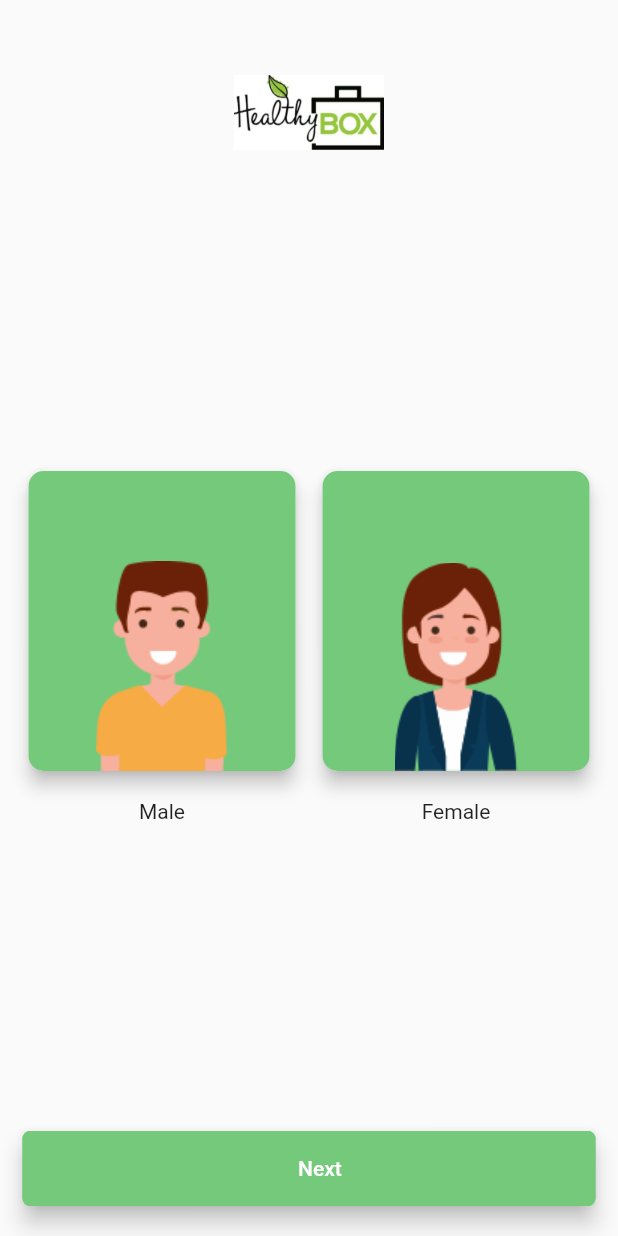
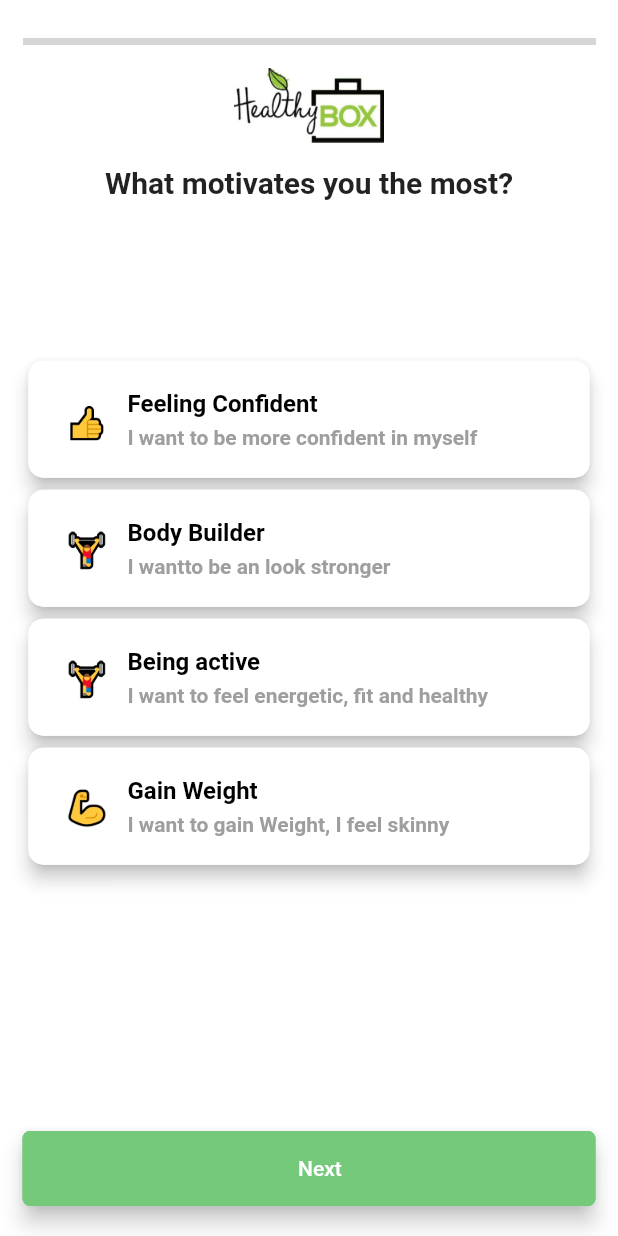
Before and after one commit to inderjots1/health-box, a Flutter app: the OnBoarding1 screen opened directly, after a tap on "Next", on a phone screen of 412 x 824 dp. Run offline on Flutter 3.47's test engine with Material 2 defaults, Android fonts, the phone set to English and light mode, and no system bars; grey boxes are pictures that could not be loaded.

Commit message:
code add

```diff
--- a/lib/constants/assets.dart
+++ b/lib/constants/assets.dart
@@ -9,5 +9,11 @@ class Assets {
   static const String twitterLogo = "assets/icons/twitter.png";
   static const String maleLogo = "assets/icons/male.png";
   static const String femaleLogo = "assets/icons/female.png";
+  static const String slide1 = "assets/images/slide1.png";
+  static const String slide2 = "assets/images/slide2.png";
+  static const String muscle = "assets/icons/muscle.png";
+  static const String thumb = "assets/icons/thumb.png";
+  static const String dumble = "assets/icons/dumble.png";
+  static const String run = "assets/icons/run.png";
 
 }
--- a/lib/constants/strings.dart
+++ b/lib/constants/strings.dart
@@ -8,4 +8,10 @@ class Strings {
   static const String text_welcome = "Welcome to ";
   static const String text_app_name = " HealthyBox";
   static const String text_next = " Next";
+  static const String text_onboarding1 = " Tell us about yourself!";
+  static const String text_onboarding2 = "What motivates you the most?";
+  static const String text_onboarding3 = "How old are you?";
+  static const String text_onboarding4 = "How tall are you?";
+  static const String text_onboarding5 = "what's your current";
+  static const String text_onboarding6 = "what's your goal?";
 }
--- a/lib/screens/onboarding/onboarding1.dart
+++ b/lib/screens/onboarding/onboarding1.dart
@@ -3,7 +3,10 @@ import 'package:flutter/material.dart';
 import 'package:health_box/constants/assets.dart';
 import 'package:health_box/constants/colors.dart';
 import 'package:health_box/constants/strings.dart';
+import 'package:health_box/utitlity/Utils.dart';
 import 'package:health_box/widgets/button.dart';
+
+import 'onboarding2.dart';
 
 class OnBoarding1 extends StatefulWidget {
   @override
@@ -11,10 +14,15 @@ class OnBoarding1 extends StatefulWidget {
 }
 
 class _OnBoarding1State extends State<OnBoarding1> {
+  var whiteColor1= Colors.white;
+  var text1= Colors.grey;
+  var whiteColor2= Colors.white;
+  var text2= Colors.grey;
   @override
   Widget build(BuildContext context) {
     return SafeArea(
         child: Scaffold(
+          backgroundColor: Colors.white,
       body: Padding(
         padding: EdgeInsets.all(15.0),
         child: Column(
@@ -22,12 +30,22 @@ class _OnBoarding1State extends State<OnBoarding1> {
             Align(
               alignment: Alignment.topCenter,
               child: Padding(
-                padding: EdgeInsets.only(top: 30.0),
-                child: Image(
-                  image: AssetImage(Assets.appLogo),
-                  height: 60.0,
-                  width: 100.0,
-                ),
+                padding: EdgeInsets.only(top: 10.0),
+                child: Column(children: [
+                  Image(
+                    image: AssetImage(Assets.slide1),
+                    height: 5.0,
+                    width: MediaQuery.of(context).size.width,
+                  ),
+                  SizedBox(height: 10.0,),
+                  Image(
+                    image: AssetImage(Assets.appLogo),
+                    height: 60.0,
+                    width: 100.0,
+                  ),
+                  SizedBox(height: 10.0,),
+                  Text(Strings.text_onboarding1,style: TextStyle(fontSize: 20.0,fontWeight: FontWeight.bold),)
+                ],),
               ),
             ),
             Expanded(
@@ -46,20 +64,27 @@ class _OnBoarding1State extends State<OnBoarding1> {
                               elevation: 5.0,
                               shape: RoundedRectangleBorder(
                                   borderRadius: BorderRadius.circular(10.0)),
-                              child: Container(
+                              child: InkWell(onTap:(){
+                                setState(() {
+                                  whiteColor1 =greenColor;
+                                  whiteColor2 =Colors.white;
+                                  text2 =Colors.grey;
+                                  text1 =Colors.green;
+                                });
+                              },child: Container(
                                 height: 200.0,
                                 decoration: BoxDecoration(
                                     borderRadius:
-                                        BorderRadius.all(Radius.circular(10.0)),
-                                    color: greenColor),
+                                    BorderRadius.all(Radius.circular(10.0)),
+                                    color: whiteColor1),
                                 child: Align(
                                   alignment: Alignment.bottomCenter,
                                   child: Image(
                                     image: AssetImage(Assets.maleLogo),
                                   ),
                                 ),
-                              )),
-                          Padding(padding: EdgeInsets.only(top: 15.0),child: Text("Male"),)
+                              ),)),
+                          Padding(padding: EdgeInsets.only(top: 15.0),child: Text("Male",style: TextStyle(color: text1),),)
                         ],
                       ),
                     ),
@@ -75,20 +100,28 @@ class _OnBoarding1State extends State<OnBoarding1> {
                               elevation: 5.0,
                               shape: RoundedRectangleBorder(
                                   borderRadius: BorderRadius.circular(10.0)),
-                              child: Container(
+                              child: InkWell(onTap:(){
+                               setState(() {
+                                 whiteColor2 =greenColor;
+                                 whiteColor1 =Colors.white;
+                                 text2 =Colors.green;
+                                 text1 =Colors.grey;
+
+                               });
+                              },child: Container(
                                 height: 200.0,
                                 decoration: BoxDecoration(
                                     borderRadius:
                                         BorderRadius.all(Radius.circular(10.0)),
-                                    color: greenColor),
+                                    color: whiteColor2),
                                 child: Align(
                                   alignment: Alignment.bottomCenter,
                                   child: Image(
                                     image: AssetImage(Assets.femaleLogo),
                                   ),
                                 ),
-                              )),
-                          Padding(padding: EdgeInsets.only(top: 15.0),child: Text("Female"),)
+                              ))),
+                          Padding(padding: EdgeInsets.only(top: 15.0),child: Text("Female",style: TextStyle(color: text2),),)
                         ],
                       ),
                     ),
@@ -104,7 +137,9 @@ class _OnBoarding1State extends State<OnBoarding1> {
                     buttonColor: greenColor,
                     buttonText: Strings.text_next,
                     textColor: Colors.white,
-                    onPressed: () {},
+                    onPressed: () {
+                      Utils.pushReplacement(context, OnBoarding2());
+                    },
                     isIconDisplay: false,
                   )),
             )
--- /dev/null
+++ b/lib/screens/onboarding/onboarding2.dart
@@ -0,0 +1,143 @@
+import 'package:flutter/cupertino.dart';
+import 'package:flutter/material.dart';
+import 'package:health_box/constants/assets.dart';
+import 'package:health_box/constants/colors.dart';
+import 'package:health_box/constants/strings.dart';
+import 'package:health_box/utitlity/Utils.dart';
+import 'package:health_box/widgets/button.dart';
+
+import 'onboarding3.dart';
+
+class OnBoarding2 extends StatefulWidget {
+  @override
+  _OnBoarding1State createState() => _OnBoarding1State();
+}
+
+class _OnBoarding1State extends State<OnBoarding2> {
+  var currentIndex=-1;
+  var list1 =[Assets.thumb,Assets.dumble,Assets.dumble,Assets.muscle];
+  var list2 =["Feeling Confident","Body Builder","Being active","Gain Weight"];
+  var list3 =["I want to be more confident in myself","I wantto be an look stronger","I want to feel energetic, fit and healthy","I want to gain Weight, I feel skinny"];
+
+  @override
+  Widget build(BuildContext context) {
+    return SafeArea(
+        child: Scaffold(
+      backgroundColor: Colors.white,
+      body: Padding(
+        padding: EdgeInsets.all(15.0),
+        child: Column(
+          children: [
+            Align(
+              alignment: Alignment.topCenter,
+              child: Padding(
+                padding: EdgeInsets.only(top: 10.0),
+                child: Column(
+                  children: [
+                    Image(
+                      image: AssetImage(Assets.slide2),
+                      height: 5.0,
+                      width: MediaQuery.of(context).size.width,
+                    ),
+                    SizedBox(
+                      height: 10.0,
+                    ),
+                    Image(
+                      image: AssetImage(Assets.appLogo),
+                      height: 60.0,
+                      width: 100.0,
+                    ),
+                    SizedBox(
+                      height: 10.0,
+                    ),
+                    Text(
+                      Strings.text_onboarding2,
+                      style: TextStyle(
+                          fontSize: 20.0, fontWeight: FontWeight.bold),
+                    )
+                  ],
+                ),
+              ),
+            ),
+            Expanded(
+              child: Column(children: [
+                Expanded(child: Container(),flex: 1,),
+                Expanded(child: ListView.builder(
+                    itemCount: 4,
+                    itemBuilder: (BuildContext context, int index) {
+                      return Card(
+                          elevation: 5.0,
+                          shape: RoundedRectangleBorder(
+                              borderRadius: BorderRadius.circular(10.0)),
+                          child: InkWell(
+                              onTap: () {
+                                setState(() {
+                                  currentIndex = index;
+                                });
+                              },
+                              child: Container(
+
+                                decoration: BoxDecoration(
+                                    borderRadius:
+                                    BorderRadius.all(Radius.circular(10.0)),
+                                    color: currentIndex==index?greenColor:Colors.white),
+                                child: Padding(padding: EdgeInsets.all(12.0),child: Row(
+                                  children: [
+                                    Padding(
+                                      padding: EdgeInsets.all(12.0),
+                                      child: Image(
+                                        image: AssetImage(list1[index]),
+                                        width: 30.0,
+                                        height: 30.0,
+                                      ),
+                                    ),
+                                    Column(
+                                      crossAxisAlignment:
+                                      CrossAxisAlignment.start,
+                                      children: [
+                                        Text(
+                                          list2[index],
+                                          style: TextStyle(
+                                              color: currentIndex==index?Colors.white:Colors.black,
+                                              fontWeight: FontWeight.w600,
+                                              fontSize: 16.0),
+                                        ),
+                                        SizedBox(
+                                          height: 5.0,
+                                        ),
+                                        Text(
+                                          list3[index],
+                                          style: TextStyle(
+                                              color:currentIndex==index?Colors.white:Colors.grey,
+                                              fontWeight: FontWeight.w600,
+                                              fontSize: 14.0),
+                                        ),
+                                      ],
+                                    )
+                                  ],
+                                ),),
+                              )));
+                    }),flex: 4,),
+                Expanded(child: Container(),flex: 1,)
+              ],),
+            ),
+            Align(
+              alignment: Alignment.bottomCenter,
+              child: Padding(
+                  padding: EdgeInsets.only(bottom: 5.0),
+                  child: RoundedButtonWidget(
+                    buttonColor: greenColor,
+                    buttonText: Strings.text_next,
+                    textColor: Colors.white,
+                    onPressed: () {
+                      Utils.pushReplacement(context, OnBoarding3());
+                    },
+                    isIconDisplay: false,
+                  )),
+            )
+          ],
+        ),
+      ),
+    ));
+  }
+}
--- a/lib/widgets/button.dart
+++ b/lib/widgets/button.dart
@@ -6,12 +6,14 @@ class RoundedButtonWidget extends StatelessWidget {
   final Color textColor;
   final String imageUrl;
   final bool isIconDisplay;
+  final double width;
   final VoidCallback onPressed;
 
   const RoundedButtonWidget({
     Key key,
     this.buttonText,
     this.buttonColor,
+    this.width,
     this.imageUrl,
     this.isIconDisplay,
     this.textColor = Colors.white,
@@ -21,7 +23,7 @@ class RoundedButtonWidget extends StatelessWidget {
   @override
   Widget build(BuildContext context) {
     return MaterialButton(
-        minWidth: MediaQuery.of(context).size.width,
+        minWidth: width,
         height: 50.0,
         shape: RoundedRectangleBorder(
             borderRadius: BorderRadius.circular(5.0),
```
Also changed, not shown: lib/screens/onboarding/onboarding3.dart (added, +128 -0 lines), lib/screens/onboarding/onboarding4.dart (added, +117 -0 lines), lib/screens/onboarding/onboarding5.dart (added, +117 -0 lines), lib/screens/onboarding/onboarding6.dart (added, +112 -0 lines), assets/icons/dumble.png (added), assets/icons/muscle.png (added), assets/icons/run.png (added), assets/icons/thumb.png (added), assets/images/Slide2.png (added), assets/images/slide1.png (added).
